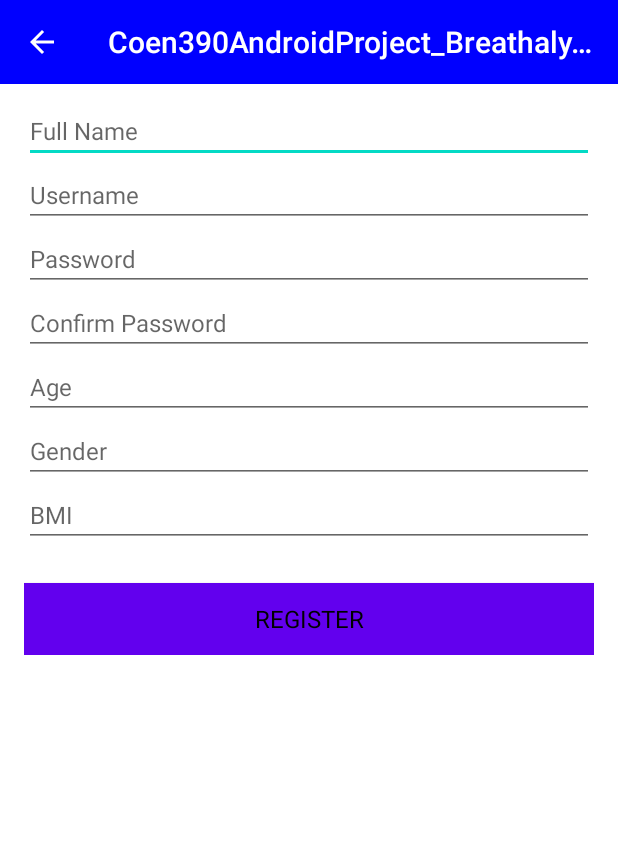
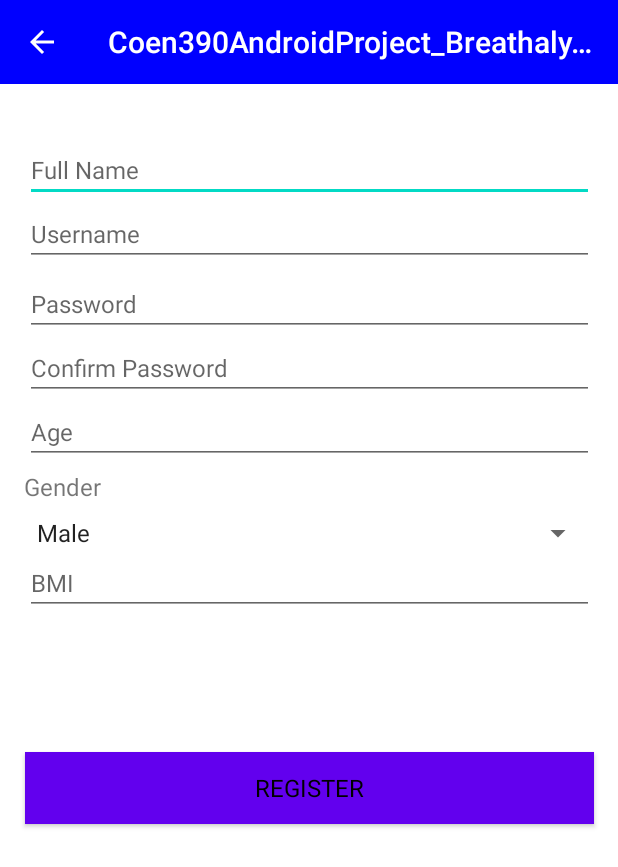
Before and after one commit to iluvpomeranians/ClearBreath_Portable_Breathalyzer, an Android app built with Jetpack Compose: the RegisterActivity screen opened directly, with no data from a screen before it, on a phone screen of 412 x 824 dp. Shown: the top 867 px of the screen. Run offline under Robolectric (Android 15) with nearby library versions, the phone set to English and light mode, and no system bars.

Commit message:
Changed register

```diff
--- a/app/src/main/java/com/example/coen390androidproject_breathalyzerapp/RegisterActivity.java
+++ b/app/src/main/java/com/example/coen390androidproject_breathalyzerapp/RegisterActivity.java
@@ -4,8 +4,13 @@ import android.content.ContentValues;
 import android.content.Intent;
 import android.content.SharedPreferences;
 import android.os.Bundle;
+import android.text.InputFilter;
+import android.text.Spanned;
+import android.text.method.DigitsKeyListener;
+import android.widget.ArrayAdapter;
 import android.widget.Button;
 import android.widget.EditText;
+import android.widget.Spinner;
 import android.widget.Toast;
 
 import androidx.activity.OnBackPressedCallback;
@@ -14,7 +19,8 @@ import androidx.appcompat.app.AppCompatActivity;
 import androidx.appcompat.widget.Toolbar;
 
 public class RegisterActivity extends AppCompatActivity {
-    private EditText editTextFullName, editTextUsername, editTextPassword, editTextConfirmPassword, editTextAge, editTextGender, editTextBMI;
+    private EditText editTextFullName, editTextUsername, editTextPassword, editTextConfirmPassword, editTextAge, editTextBMI;
+    private Spinner spinnerGender;
     private Button btnRegister;
     private DBHelper dbHelper;
     private int currentUserId = -1;
@@ -33,14 +39,23 @@ public class RegisterActivity extends AppCompatActivity {
         editTextPassword = findViewById(R.id.editTextPassword);
         editTextConfirmPassword = findViewById(R.id.editTextConfirmPassword);
         editTextAge = findViewById(R.id.editTextAge);
-        editTextGender = findViewById(R.id.editTextGender);
+        spinnerGender = findViewById(R.id.spinnerGender);
         editTextBMI = findViewById(R.id.editTextBMI);
         btnRegister = findViewById(R.id.buttonRegister);
 
         dbHelper = new DBHelper(this);
 
+        // Apply restrictions
+        setInputRestrictions();
+
+        // Set up the gender spinner
+        ArrayAdapter<CharSequence> adapter = ArrayAdapter.createFromResource(this,
+                R.array.gender_options, android.R.layout.simple_spinner_item);
+        adapter.setDropDownViewResource(android.R.layout.simple_spinner_dropdown_item);
+        spinnerGender.setAdapter(adapter);
+
         btnRegister.setOnClickListener(v -> register());
-        SettingsUtils.applySettings(this, editTextFullName, editTextUsername, editTextPassword, editTextConfirmPassword, editTextAge, editTextGender, editTextBMI, btnRegister);
+        SettingsUtils.applySettings(this, editTextFullName, editTextUsername, editTextPassword, editTextConfirmPassword, editTextAge,editTextBMI, btnRegister);
 
         SharedPreferences preferences = getSharedPreferences("UserPreferences", MODE_PRIVATE);
         boolean loggedIn = preferences.getBoolean("loggedIn", false);
@@ -55,17 +70,91 @@ public class RegisterActivity extends AppCompatActivity {
         getOnBackPressedDispatcher().addCallback(this, onBackPressedCallback);
     }
 
+    private void setInputRestrictions() {
+        // Full Name: Only letters and spaces
+        editTextFullName.setFilters(new InputFilter[]{
+                new InputFilter() {
+                    @Override
+                    public CharSequence filter(CharSequence source, int start, int end, Spanned dest, int dstart, int dend) {
+                        for (int i = start; i < end; i++) {
+                            if (!Character.isLetter(source.charAt(i)) && !Character.isSpaceChar(source.charAt(i))) {
+                                return "";
+                            }
+                        }
+                        return null;
+                    }
+                }
+        });
+
+        // Username: Only alphanumeric characters
+        editTextUsername.setFilters(new InputFilter[]{
+                new InputFilter() {
+                    @Override
+                    public CharSequence filter(CharSequence source, int start, int end, Spanned dest, int dstart, int dend) {
+                        for (int i = start; i < end; i++) {
+                            if (!Character.isLetterOrDigit(source.charAt(i))) {
+                                return "";
+                            }
+                        }
+                        return null;
+                    }
+                }
+        });
+
+        // Password: Minimum length 6
+        editTextPassword.setFilters(new InputFilter[]{
+                new InputFilter.LengthFilter(6)
+        });
+
+        editTextConfirmPassword.setFilters(new InputFilter[]{
+                new InputFilter.LengthFilter(6)
+        });
+
+        // Age: Only numbers between 1 and 120
+        editTextAge.setKeyListener(DigitsKeyListener.getInstance("0123456789"));
+        editTextAge.setFilters(new InputFilter[]{
+                new InputFilter.LengthFilter(3)
+        });
+
+        // BMI: Only numbers with a single decimal point precision
+        editTextBMI.setKeyListener(DigitsKeyListener.getInstance("0123456789."));
+        editTextBMI.setFilters(new InputFilter[]{
+                new InputFilter() {
+                    @Override
+                    public CharSequence filter(CharSequence source, int start, int end, Spanned dest, int dstart, int dend) {
+                        String destText = dest.toString();
+                        String sourceText = source.toString();
+
+                        if (destText.contains(".") && sourceText.equals(".")) {
+                            return "";
+                        }
+
+                        if (destText.contains(".") && (destText.length() - destText.indexOf(".")) > 2) {
+                            return "";
+                        }
+
+                        return null;
+                    }
+                }
+        });
+    }
+
     private void register() {
         String fullName = editTextFullName.getText().toString().trim();
         String username = editTextUsername.getText().toString().trim();
         String password = editTextPassword.getText().toString().trim();
         String confirmPassword = editTextConfirmPassword.getText().toString().trim();
-        String gender = editTextGender.getText().toString().trim();
+        String gender = spinnerGender.getSelectedItem().toString();
         int age = Integer.parseInt(editTextAge.getText().toString().trim());
         double bmi = Double.parseDouble(editTextBMI.getText().toString().trim());
 
         if (!password.equals(confirmPassword)) {
             Toast.makeText(this, "Passwords do not match", Toast.LENGTH_SHORT).show();
+            return;
+        }
+
+        if (age < 1 || age > 120) {
+            Toast.makeText(this, "Age must be between 1 and 120", Toast.LENGTH_SHORT).show();
             return;
         }
 
--- a/app/src/main/res/layout/activity_register.xml
+++ b/app/src/main/res/layout/activity_register.xml
@@ -11,83 +11,125 @@
             android:layout_width="match_parent"
             android:layout_height="wrap_content"
             android:background="?attr/colorPrimary"
+            android:popupTheme="@style/ThemeOverlay.AppCompat.Light"
             android:theme="@style/ThemeOverlay.AppCompat.Dark.ActionBar"
-        android:popupTheme="@style/ThemeOverlay.AppCompat.Light"
-        app:navigationIcon="?attr/homeAsUpIndicator"
+            app:layout_constraintEnd_toEndOf="parent"
+            app:layout_constraintStart_toStartOf="parent"
             app:layout_constraintTop_toTopOf="parent"
-        app:layout_constraintStart_toStartOf="parent"
-        app:layout_constraintEnd_toEndOf="parent" />
-    <ScrollView
+            app:navigationIcon="?attr/homeAsUpIndicator" /><![CDATA[
+
+
+        android:id="@+id/linearLayout3"
         android:layout_width="match_parent"
-        android:layout_height="match_parent"
-        android:padding="16dp">
+        android:layout_height="wrap_content">
 
-        <LinearLayout
-            android:layout_width="match_parent"
-            android:layout_height="wrap_content"
-            android:orientation="vertical">
 
+
+
+        ]]>
 
         <EditText
             android:id="@+id/editTextFullName"
-                android:layout_width="match_parent"
+            android:layout_width="379dp"
             android:layout_height="wrap_content"
+            android:layout_marginTop="36dp"
             android:hint="Full Name"
             android:inputType="textPersonName"
-                android:layout_marginTop="50dp"/>
+            app:layout_constraintEnd_toEndOf="parent"
+            app:layout_constraintStart_toStartOf="parent"
+            app:layout_constraintTop_toBottomOf="@+id/toolbar" />
 
         <EditText
             android:id="@+id/editTextUsername"
-                android:layout_width="match_parent"
+            android:layout_width="379dp"
             android:layout_height="wrap_content"
             android:hint="Username"
-                android:inputType="text" />
+            android:inputType="text"
+            app:layout_constraintEnd_toEndOf="parent"
+            app:layout_constraintStart_toStartOf="parent"
+            app:layout_constraintTop_toBottomOf="@+id/editTextFullName" />
 
         <EditText
             android:id="@+id/editTextPassword"
-                android:layout_width="match_parent"
+            android:layout_width="379dp"
             android:layout_height="wrap_content"
+            android:layout_marginTop="4dp"
             android:hint="Password"
-                android:inputType="textPassword" />
+            android:inputType="textPassword"
+            app:layout_constraintEnd_toEndOf="parent"
+            app:layout_constraintStart_toStartOf="parent"
+            app:layout_constraintTop_toBottomOf="@+id/editTextUsername" />
 
         <EditText
             android:id="@+id/editTextConfirmPassword"
-                android:layout_width="match_parent"
+            android:layout_width="379dp"
             android:layout_height="wrap_content"
+
             android:hint="Confirm Password"
-                android:inputType="textPassword" />
+            android:inputType="textPassword"
+            app:layout_constraintEnd_toEndOf="parent"
+            app:layout_constraintStart_toStartOf="parent"
+            app:layout_constraintTop_toBottomOf="@+id/editTextPassword" />
 
         <EditText
             android:id="@+id/editTextAge"
-                android:layout_width="match_parent"
+            android:layout_width="379dp"
             android:layout_height="wrap_content"
+
             android:hint="Age"
-                android:inputType="number" />
+            android:inputType="number"
+            app:layout_constraintEnd_toEndOf="parent"
+            app:layout_constraintStart_toStartOf="parent"
+            app:layout_constraintTop_toBottomOf="@+id/editTextConfirmPassword" />
 
-            <EditText
-                android:id="@+id/editTextGender"
-                android:layout_width="match_parent"
+        <Spinner
+            android:id="@+id/spinnerGender"
+            android:layout_width="379dp"
             android:layout_height="wrap_content"
-                android:hint="Gender"
-                android:inputType="text" />
+            android:layout_marginTop="8dp"
+            android:entries="@array/gender_options"
+            android:spinnerMode="dropdown"
+            app:layout_constraintEnd_toEndOf="parent"
+            app:layout_constraintStart_toStartOf="parent"
+            app:layout_constraintTop_toBottomOf="@+id/GenderTextView" />
 
         <EditText
             android:id="@+id/editTextBMI"
-                android:layout_width="match_parent"
+            android:layout_width="379dp"
             android:layout_height="wrap_content"
+
             android:hint="BMI"
-                android:inputType="numberDecimal" />
+            android:inputType="numberDecimal"
+            app:layout_constraintEnd_toEndOf="parent"
+            app:layout_constraintStart_toStartOf="parent"
+            app:layout_constraintTop_toBottomOf="@+id/spinnerGender" />
 
         <Button
             android:id="@+id/buttonRegister"
-                android:layout_width="match_parent"
+            android:layout_width="379dp"
             android:layout_height="wrap_content"
+            android:background="?attr/colorPrimary"
             android:text="Register"
-                android:layout_marginTop="24dp"
             android:textColor="@android:color/black"
-                android:background="?attr/colorPrimary"
-                android:textSize="16sp" />
-        </LinearLayout>
-    </ScrollView>
+            android:textSize="16sp"
+            app:layout_constraintBottom_toBottomOf="parent"
+            app:layout_constraintEnd_toEndOf="parent"
+            app:layout_constraintStart_toStartOf="parent"
+            app:layout_constraintTop_toBottomOf="@+id/editTextBMI"
+            app:layout_constraintVertical_bias="0.25" />
+
+        <TextView
+            android:id="@+id/GenderTextView"
+            android:layout_width="wrap_content"
+            android:layout_height="wrap_content"
+            android:layout_marginTop="4dp"
+            android:text="Gender"
+            android:textSize="16sp"
+            app:layout_constraintEnd_toEndOf="parent"
+            app:layout_constraintHorizontal_bias="0.044"
+            app:layout_constraintStart_toStartOf="parent"
+            app:layout_constraintTop_toBottomOf="@+id/editTextAge"
+            tools:ignore="MissingConstraints" />
+
 
 </androidx.constraintlayout.widget.ConstraintLayout>
--- a/app/src/main/res/values/strings.xml
+++ b/app/src/main/res/values/strings.xml
@@ -2,4 +2,8 @@
     <string name="app_name">Coen390AndroidProject_BreathalyzerApp</string>
     <string name="navigation_drawer_open">Open navigation drawer</string>
     <string name="navigation_drawer_close">Close navigation drawer</string>
+    <string-array name="gender_options">
+        <item>Male</item>
+        <item>Female</item>
+    </string-array>
 </resources>
```
Lines whose indentation alone changed are shown as unchanged.
